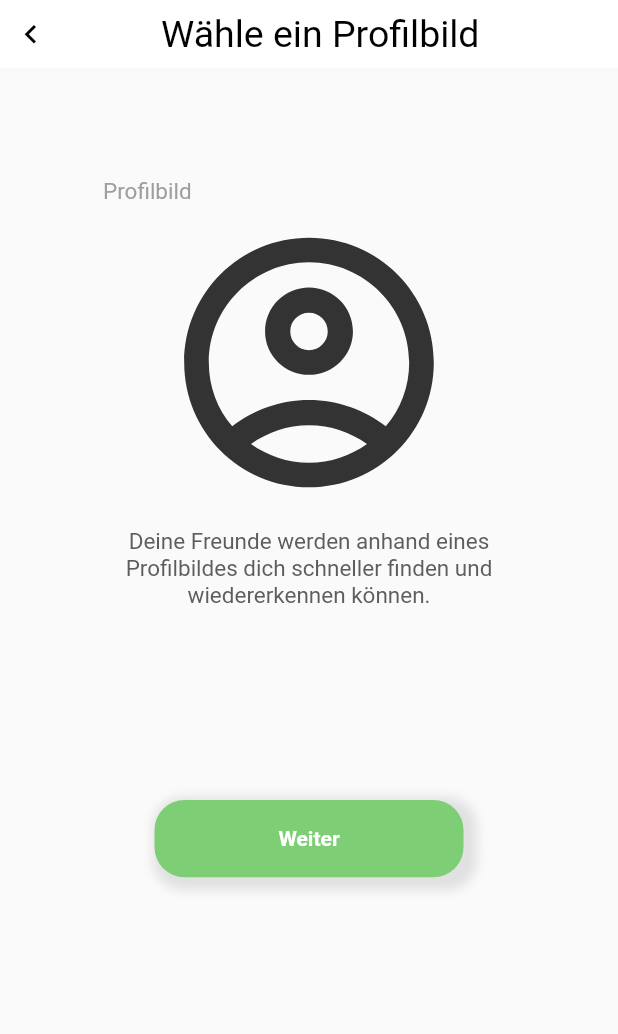
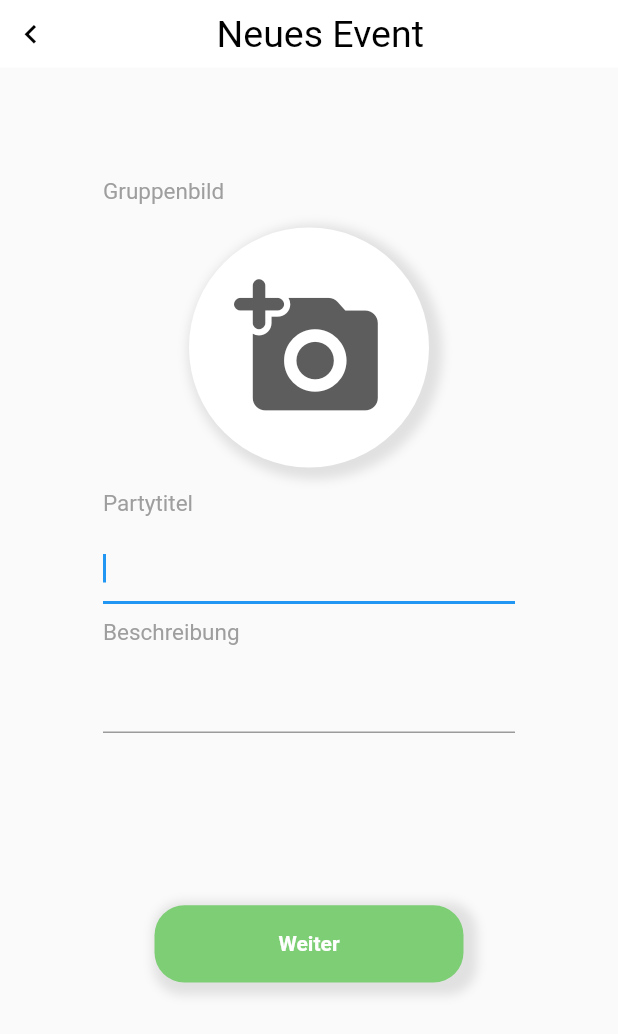
Before and after one commit to henrischroder/Dionysos, a Flutter app: the screen it shows after launch, on a phone screen of 412 x 824 dp. Shown: the top 1034 px of the screen. Run offline on Flutter 3.47's test engine with Material 2 defaults, Android fonts, the phone set to English and light mode, and no system bars.

Commit message:
create-party-views

```diff
--- a/lib/main.dart
+++ b/lib/main.dart
@@ -1,5 +1,6 @@
 import 'package:flutter/material.dart';
 import 'package:projekt_dionysos/views/another_test_view.dart';
+import 'package:projekt_dionysos/views/create_party-views/create-party-new-party-view.dart';
 import 'package:projekt_dionysos/views/registration_views/login_view.dart';
 import 'package:projekt_dionysos/views/main_views/create_new_party_view.dart';
 import 'package:projekt_dionysos/views/main_views/current_party_view.dart';
@@ -34,7 +35,7 @@ class MyApp extends StatelessWidget {
       theme: ThemeData(
         primarySwatch: Colors.blue,
       ),
-      home: const RegisterProfilpicView(),
+      home: const CreatePartyNewParty(),
     );
   }
 }
--- a/lib/views/registration_views/register_username_view.dart
+++ b/lib/views/create_party-views/create-party-new-party-view.dart
@@ -1,25 +1,28 @@
 import 'package:flutter/material.dart';
 import 'package:projekt_dionysos/constans/costum_appbars/custom_appbar2.dart';
 
-class RegisterUsernameView extends StatefulWidget {
-  const RegisterUsernameView({Key? key}) : super(key: key);
+class CreatePartyNewParty extends StatefulWidget {
+  const CreatePartyNewParty({Key? key}) : super(key: key);
 
   @override
-  State<RegisterUsernameView> createState() => _RegisterUsernameViewState();
+  State<CreatePartyNewParty> createState() => _CreatePartyNewPartyState();
 }
 
-class _RegisterUsernameViewState extends State<RegisterUsernameView> {
-  late final TextEditingController _birthday;
+class _CreatePartyNewPartyState extends State<CreatePartyNewParty> {
+  late final TextEditingController _partyTitle;
+  late final TextEditingController _discription;
 
   @override
   void initState() {
-    _birthday = TextEditingController();
+    _partyTitle = TextEditingController();
+    _discription = TextEditingController();
     super.initState();
   }
 
   @override
   void dispose() {
-    _birthday.dispose();
+    _partyTitle.dispose();
+    _discription.dispose();
     super.dispose();
   }
 
@@ -33,7 +36,7 @@ class _RegisterUsernameViewState extends State<RegisterUsernameView> {
       body: Column(
         children: [
           const CustomAppbar2(
-            appBarTitle: 'Wähle einen Nutzernamen',
+            appBarTitle: 'Neues Event',
             appBarColor: Colors.white,
             appBarTitleColor: Colors.black,
           ),
@@ -44,20 +47,50 @@ class _RegisterUsernameViewState extends State<RegisterUsernameView> {
               crossAxisAlignment: CrossAxisAlignment.start,
               children: [
                 const Padding(
-                  padding: EdgeInsets.symmetric(vertical: 10),
+                  padding: EdgeInsets.symmetric(vertical: 5),
                   child: Text(
-                    'Deine Freunde adden dich über deinen Nutzernamen bei Snapchat.',
+                    'Gruppenbild',
                     style: TextStyle(
-                      color: Color.fromARGB(255, 93, 93, 93),
+                      color: Colors.grey,
                       fontSize: 15,
                     ),
-                    textAlign: TextAlign.center,
                   ),
                 ),
+                Padding(
+                    padding: const EdgeInsets.symmetric(vertical: 10),
+                    child: Center(
+                      child: GestureDetector(
+                        onTap: () {
+                          print('Gruppenbild auswählen');
+                        },
+                        child: Container(
+                          decoration: BoxDecoration(
+                            color: Colors.white,
+                            borderRadius: BorderRadius.circular(100.0),
+                            boxShadow: [
+                              BoxShadow(
+                                color: Colors.black.withOpacity(0.1),
+                                spreadRadius: 5,
+                                blurRadius: 5,
+                                offset: const Offset(4, 3),
+                              ),
+                            ],
+                          ),
+                          child: const Padding(
+                            padding: EdgeInsets.all(30),
+                            child: Icon(
+                              Icons.add_a_photo_rounded,
+                              color: Color.fromARGB(255, 93, 93, 93),
+                              size: 100,
+                            ),
+                          ),
+                        ),
+                      ),
+                    )),
                 const Padding(
                   padding: EdgeInsets.symmetric(vertical: 5),
                   child: Text(
-                    'Nutzername',
+                    'Partytitel',
                     style: TextStyle(
                       color: Colors.grey,
                       fontSize: 15,
@@ -67,14 +100,33 @@ class _RegisterUsernameViewState extends State<RegisterUsernameView> {
                 Padding(
                   padding: const EdgeInsets.symmetric(vertical: 5),
                   child: TextField(
-                    controller: _birthday,
+                    controller: _partyTitle,
+                    autocorrect: false,
+                    enableSuggestions: true,
+                    autofocus: true,
+                  ),
+                ),
+                const Padding(
+                  padding: EdgeInsets.symmetric(vertical: 5),
+                  child: Text(
+                    'Beschreibung',
+                    style: TextStyle(
+                      color: Colors.grey,
+                      fontSize: 15,
+                    ),
+                  ),
+                ),
+                Padding(
+                  padding: const EdgeInsets.symmetric(vertical: 5),
+                  child: TextField(
+                    controller: _discription,
                     autocorrect: false,
                     enableSuggestions: true,
                     autofocus: true,
                   ),
                 ),
                 Padding(
-                  padding: EdgeInsets.symmetric(vertical: newHeight / 7),
+                  padding: EdgeInsets.symmetric(vertical: newHeight / 7.5),
                   child: Center(
                     child: GestureDetector(
                       onTap: () {
```
Also changed, not shown: lib/views/registration_views/register_profilpic_view.dart (+18 -0 lines).
